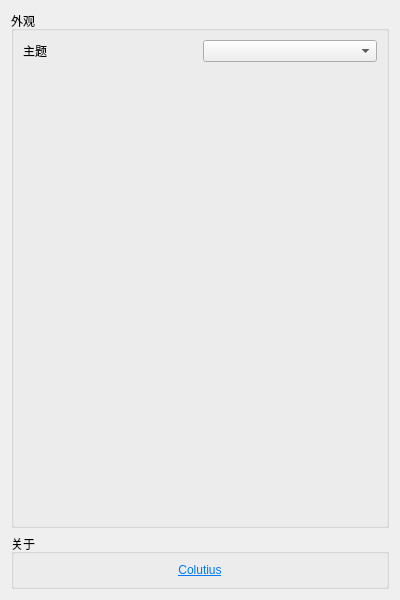
Qt form src/ui/config.ui (colutius/colutius_old) before a commit.
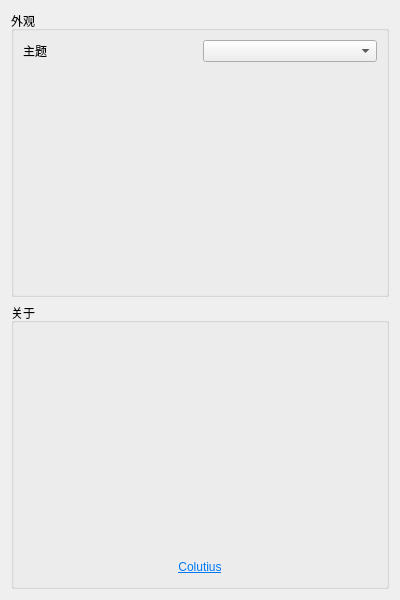
The same form after that commit.

Patch:
```diff
--- a/src/ui/config.ui
+++ b/src/ui/config.ui
@@ -15,7 +15,7 @@
   </property>
   <layout class="QGridLayout" name="gridLayout_3">
    <item row="0" column="0">
-    <layout class="QVBoxLayout" name="verticalLayout">
+    <layout class="QVBoxLayout" name="verticalLayout_2">
      <item>
       <widget class="QGroupBox" name="groupBox">
        <property name="title">
@@ -62,17 +62,114 @@
        </property>
        <layout class="QGridLayout" name="gridLayout_2">
         <item row="0" column="0">
-         <widget class="QLabel" name="label_2">
-          <property name="text">
-           <string>&lt;html&gt;&lt;head/&gt;&lt;body&gt;&lt;p&gt;&lt;a href=&quot;https://github.com/colutius/colutius&quot;&gt;&lt;span style=&quot; text-decoration: underline; color:#007af4;&quot;&gt;Colutius&lt;/span&gt;&lt;/a&gt;&lt;/p&gt;&lt;/body&gt;&lt;/html&gt;</string>
-          </property>
-          <property name="alignment">
-           <set>Qt::AlignCenter</set>
-          </property>
-          <property name="openExternalLinks">
-           <bool>true</bool>
-          </property>
-         </widget>
+         <layout class="QVBoxLayout" name="verticalLayout">
+          <item>
+           <spacer name="verticalSpacer_3">
+            <property name="orientation">
+             <enum>Qt::Vertical</enum>
+            </property>
+            <property name="sizeHint" stdset="0">
+             <size>
+              <width>20</width>
+              <height>40</height>
+             </size>
+            </property>
+           </spacer>
+          </item>
+          <item>
+           <layout class="QHBoxLayout" name="horizontalLayout_3">
+            <item>
+             <spacer name="horizontalSpacer_3">
+              <property name="orientation">
+               <enum>Qt::Horizontal</enum>
+              </property>
+              <property name="sizeHint" stdset="0">
+               <size>
+                <width>40</width>
+                <height>20</height>
+               </size>
+              </property>
+             </spacer>
+            </item>
+            <item>
+             <widget class="QLabel" name="logoView">
+              <property name="text">
+               <string/>
+              </property>
+             </widget>
+            </item>
+            <item>
+             <spacer name="horizontalSpacer_4">
+              <property name="orientation">
+               <enum>Qt::Horizontal</enum>
+              </property>
+              <property name="sizeHint" stdset="0">
+               <size>
+                <width>40</width>
+                <height>20</height>
+               </size>
+              </property>
+             </spacer>
+            </item>
+           </layout>
+          </item>
+          <item>
+           <spacer name="verticalSpacer_2">
+            <property name="orientation">
+             <enum>Qt::Vertical</enum>
+            </property>
+            <property name="sizeHint" stdset="0">
+             <size>
+              <width>20</width>
+              <height>40</height>
+             </size>
+            </property>
+           </spacer>
+          </item>
+         </layout>
+        </item>
+        <item row="1" column="0">
+         <layout class="QHBoxLayout" name="horizontalLayout_2">
+          <item>
+           <spacer name="horizontalSpacer">
+            <property name="orientation">
+             <enum>Qt::Horizontal</enum>
+            </property>
+            <property name="sizeHint" stdset="0">
+             <size>
+              <width>40</width>
+              <height>20</height>
+             </size>
+            </property>
+           </spacer>
+          </item>
+          <item>
+           <widget class="QLabel" name="label_2">
+            <property name="text">
+             <string>&lt;html&gt;&lt;head/&gt;&lt;body&gt;&lt;p&gt;&lt;a href=&quot;https://github.com/colutius/colutius&quot;&gt;&lt;span style=&quot; text-decoration: underline; color:#007af4;&quot;&gt;Colutius&lt;/span&gt;&lt;/a&gt;&lt;/p&gt;&lt;/body&gt;&lt;/html&gt;</string>
+            </property>
+            <property name="alignment">
+             <set>Qt::AlignCenter</set>
+            </property>
+            <property name="openExternalLinks">
+             <bool>true</bool>
+            </property>
+           </widget>
+          </item>
+          <item>
+           <spacer name="horizontalSpacer_2">
+            <property name="orientation">
+             <enum>Qt::Horizontal</enum>
+            </property>
+            <property name="sizeHint" stdset="0">
+             <size>
+              <width>40</width>
+              <height>20</height>
+             </size>
+            </property>
+           </spacer>
+          </item>
+         </layout>
         </item>
        </layout>
       </widget>
```
